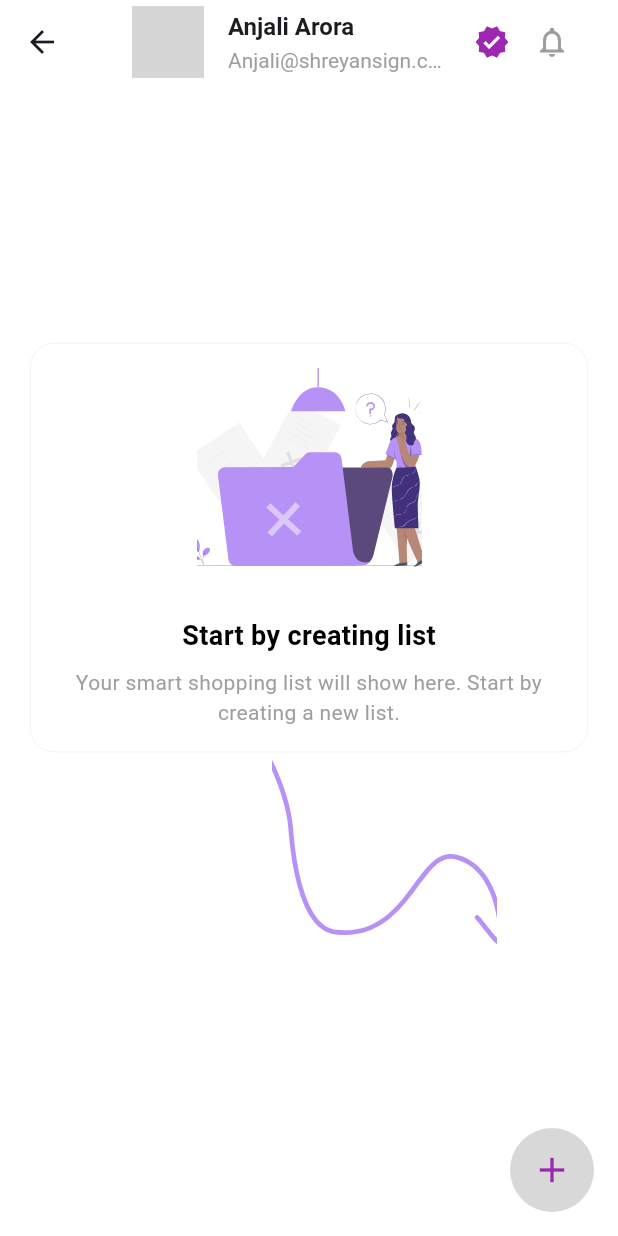
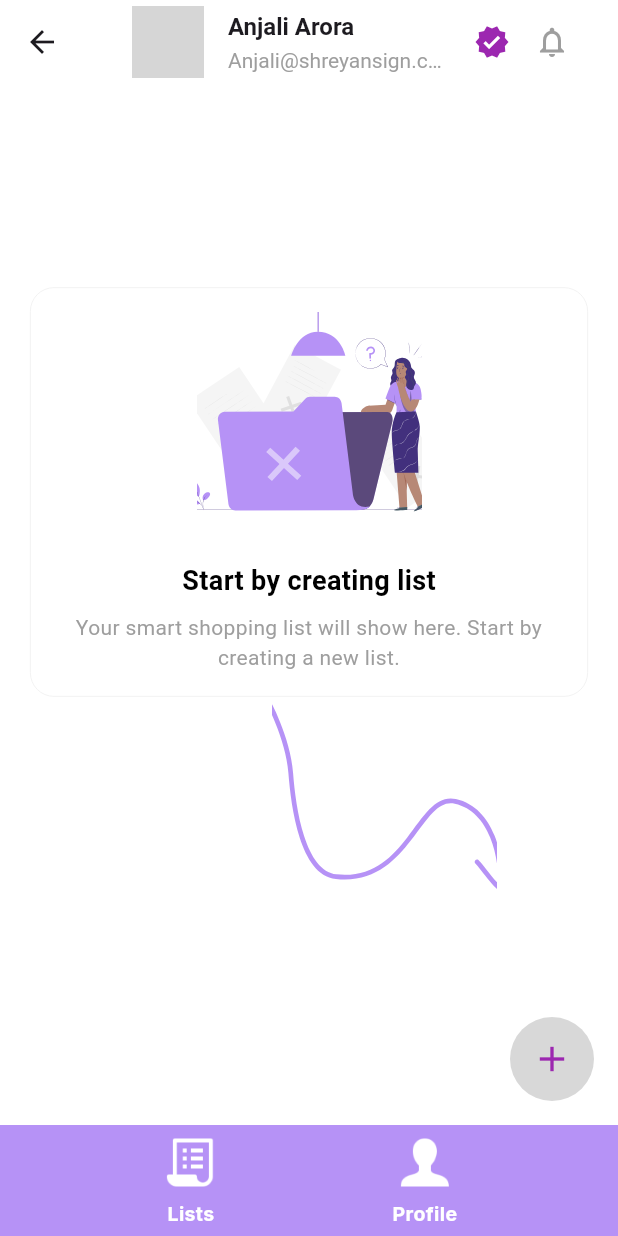
Before and after one commit to jhoniananta/Shopify-Shopping-List-App, a Flutter app: the HomeListPage screen opened directly, on a phone screen of 412 x 824 dp. Run offline on Flutter 3.47's test engine with Material 3 defaults, Android fonts, the phone set to English and light mode, and no system bars; our stand-ins replace flutter_svg, font_awesome_flutter; network calls fail; grey boxes are pictures that could not be loaded.

Commit message:
feat: bottom nav bar

```diff
--- a/lib/screens/home_list_page.dart
+++ b/lib/screens/home_list_page.dart
@@ -1,5 +1,6 @@
 import 'package:flutter/material.dart';
 import 'package:flutter_svg/flutter_svg.dart';
+import 'package:shopify_shopping_list_app/widgets/bottom_navbar.dart';
 import 'package:shopify_shopping_list_app/widgets/floating_action_bar.dart';
 import '../widgets/profile.dart';
 
@@ -72,7 +73,8 @@ class HomeListPage extends StatelessWidget {
         ),
       ),
       floatingActionButton: CustomFloatingActionButton(),
-      floatingActionButtonLocation: FloatingActionButtonLocation.endFloat
+      floatingActionButtonLocation: FloatingActionButtonLocation.endFloat,
+      bottomNavigationBar: const BottomNavbar()
     );
   }
 }
--- a/lib/widgets/bottom_navbar.dart
+++ b/lib/widgets/bottom_navbar.dart
@@ -0,0 +1,67 @@
+import 'package:flutter/material.dart';
+
+class BottomNavbar extends StatelessWidget {
+  const BottomNavbar({Key? key}) : super(key: key);
+
+  @override
+  Widget build(BuildContext context) {
+    return SafeArea(
+      // Memastikan Navbar hanya berada di area aman layar.
+      child: Container(
+        color: const Color(0xFFB692F6),
+        padding: const EdgeInsets.symmetric(vertical: 5, horizontal: 50),
+        child: Row(
+          mainAxisAlignment:
+              MainAxisAlignment.spaceAround, // Pastikan ikon tersebar merata.
+          children: const [
+            NavigationItem(
+              iconPath: 'assets/navbar/list.png',
+              label: 'Lists',
+            ),
+            NavigationItem(
+              iconPath: 'assets/navbar/profile.png',
+              label: 'Profile',
+            ),
+          ],
+        ),
+      ),
+    );
+  }
+}
+
+class NavigationItem extends StatelessWidget {
+  final String iconPath; // Path ke aset gambar lokal
+  final String label;
+
+  const NavigationItem({
+    Key? key,
+    required this.iconPath,
+    required this.label,
+  }) : super(key: key);
+
+  @override
+  Widget build(BuildContext context) {
+    return Column(
+      mainAxisSize: MainAxisSize
+          .min, // Memastikan widget hanya mengambil ruang seminimal mungkin.
+      children: [
+        Image.asset(
+          iconPath,
+          width: 40,
+          height: 40,
+          fit: BoxFit.contain,
+        ),
+        const SizedBox(height: 5), // Memberi jarak antara ikon dan teks.
+        Text(
+          label,
+          style: const TextStyle(
+            color: Colors.white,
+            fontSize: 13,
+            fontFamily: 'Inter', // Menggunakan font Inter
+            fontWeight: FontWeight.bold,
+          ),
+        ),
+      ],
+    );
+  }
+}
--- a/pubspec.yaml
+++ b/pubspec.yaml
@@ -71,6 +71,8 @@ flutter:
     - assets/onboarding/arrow.png
     - assets/onboarding/landing.png
     - assets/onboarding/phonecart.png
+    - assets/navbar/list.png
+    - assets/navbar/profile.png
 
   fonts:
     - family: Baloo
```
Also changed, not shown: assets/navbar/list.png (added), assets/navbar/profile.png (added).
